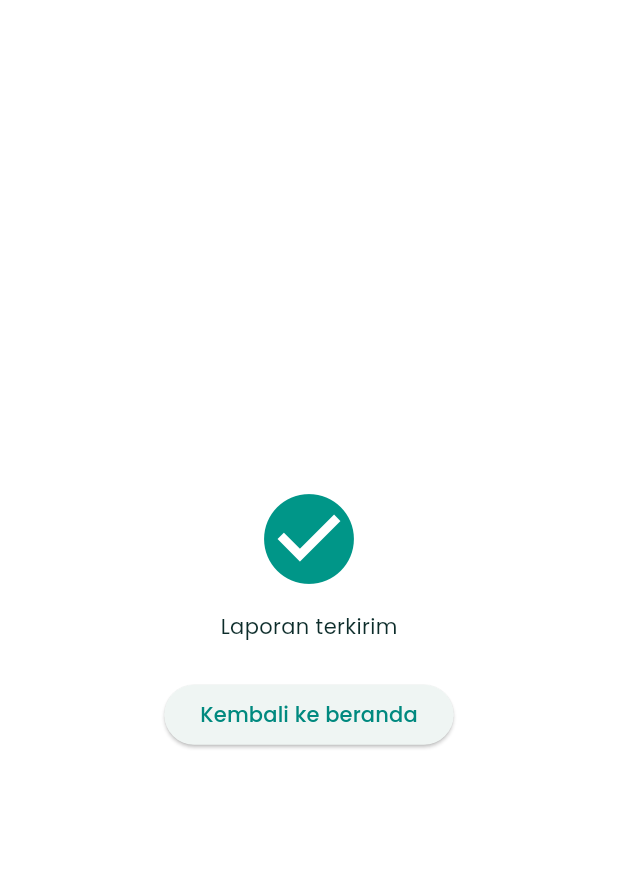
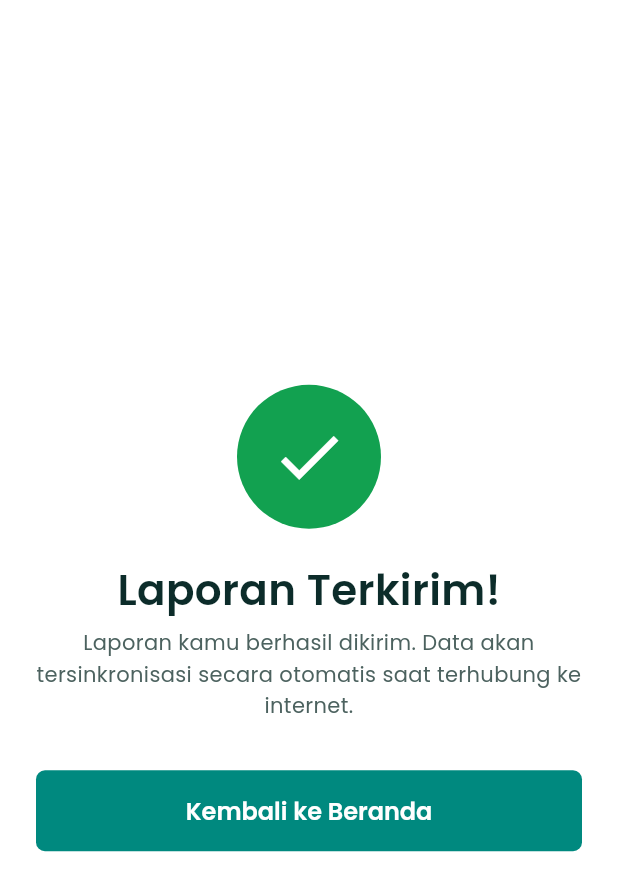
Before and after one commit to dimaswirabakti/cleanesia, a Flutter app: the ReportDoneScreen screen opened by its route, on a phone screen of 412 x 824 dp. Shown: the top 891 px of the screen. Run offline on Flutter 3.47's test engine with Material 3 defaults, Android fonts, the light colour scheme and no system bars; our stand-ins replace cloud_firestore, firebase_auth, firebase_core, flutter_map, flutter_riverpod, geolocator and 2 more; missing offline and left inert: tflite_flutter; accounts and stored records are empty.

Commit message:
feat: build UI for report done screen

```diff
--- a/lib/features/report/report_done_screen.dart
+++ b/lib/features/report/report_done_screen.dart
@@ -1,4 +1,5 @@
 import 'package:flutter/material.dart';
+import '../../core/theme.dart';
 
 class ReportDoneScreen extends StatelessWidget {
   const ReportDoneScreen({super.key});
@@ -6,19 +7,50 @@ class ReportDoneScreen extends StatelessWidget {
   @override
   Widget build(BuildContext context) {
     return Scaffold(
-      body: Center(
-        child: Column(
-          mainAxisSize: MainAxisSize.min,
-          children: [
-            const Icon(Icons.check_circle, size: 72, color: Colors.teal),
-            const SizedBox(height: 12),
-            const Text('Laporan terkirim'),
-            const SizedBox(height: 24),
-            ElevatedButton(
-              onPressed: () => Navigator.popUntil(context, (r) => r.isFirst),
-              child: const Text('Kembali ke beranda'),
-            ),
-          ],
+      body: SafeArea(
+        child: Padding(
+          padding: const EdgeInsets.all(AppSpacing.lg),
+          child: Column(
+            mainAxisAlignment: MainAxisAlignment.center,
+            children: [
+              Container(
+                width: 96,
+                height: 96,
+                decoration: const BoxDecoration(
+                  color: AppColors.success,
+                  shape: BoxShape.circle,
+                ),
+                child: const Icon(Icons.check, color: Colors.white, size: 52),
+              ),
+              const SizedBox(height: AppSpacing.lg),
+              const Text('Laporan Terkirim!', style: AppText.display),
+              const SizedBox(height: AppSpacing.sm),
+              Text(
+                'Laporan kamu berhasil dikirim. Data akan tersinkronisasi '
+                'secara otomatis saat terhubung ke internet.',
+                textAlign: TextAlign.center,
+                style: AppText.body.copyWith(color: AppColors.ink600),
+              ),
+              const SizedBox(height: AppSpacing.xl),
+              SizedBox(
+                width: double.infinity,
+                height: 54,
+                child: FilledButton(
+                  style: FilledButton.styleFrom(
+                    backgroundColor: AppColors.brand700,
+                    foregroundColor: Colors.white,
+                    shape: RoundedRectangleBorder(
+                      borderRadius: BorderRadius.circular(AppSpacing.radius),
+                    ),
+                    textStyle: AppText.section.copyWith(fontSize: 16),
+                  ),
+                  onPressed: () =>
+                      Navigator.popUntil(context, (r) => r.isFirst),
+                  child: const Text('Kembali ke Beranda'),
+                ),
+              ),
+            ],
+          ),
         ),
       ),
     );
```
